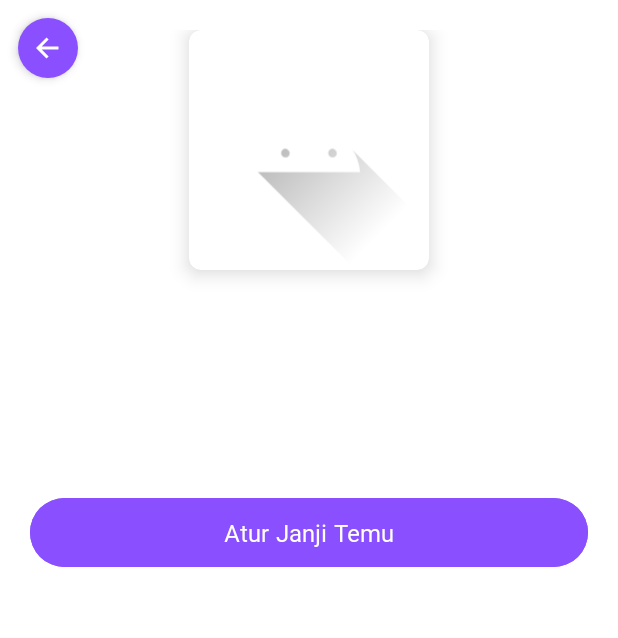
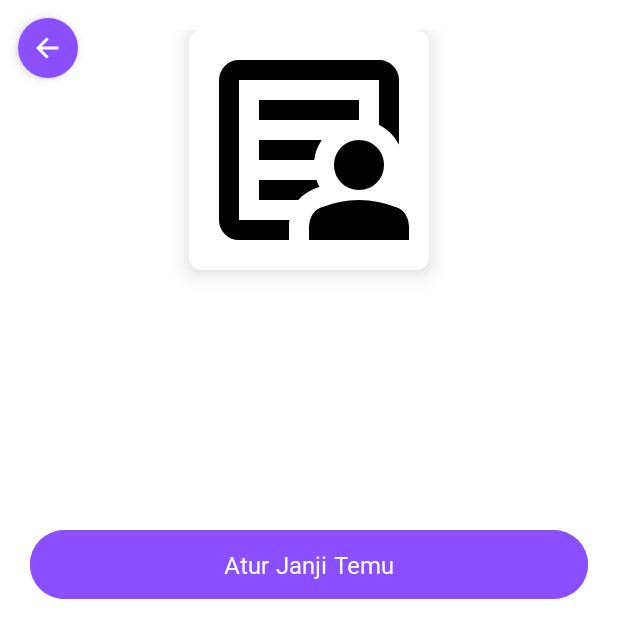
Before and after one commit to AmelyaSofia/MediConnect_AndroidStudio, an Android app: the DetailDokterActivity screen opened directly, with no data from a screen before it, on a phone screen of 412 x 824 dp. Shown: the top 638 px of the screen. Run offline under Robolectric (Android 15) with nearby library versions, the phone set to English and light mode, and no system bars; pictures from the network do not load.

```diff
--- a/app/src/main/java/com/example/mediconnect/DetailDokterActivity.java
+++ b/app/src/main/java/com/example/mediconnect/DetailDokterActivity.java
@@ -3,54 +3,71 @@ package com.example.mediconnect;
 import android.content.Intent;
 import android.os.Bundle;
 import android.widget.Button;
+import android.widget.ImageButton;
 import android.widget.ImageView;
 import android.widget.TextView;
-import android.widget.ImageButton;
-
 
 import androidx.appcompat.app.AppCompatActivity;
 
+import com.bumptech.glide.Glide;
+
 public class DetailDokterActivity extends AppCompatActivity {
 
-    public static final String EXTRA_NAMA = "extra_nama";
-    public static final String EXTRA_SPESIALIS = "extra_spesialis";
-    public static final String EXTRA_FOTO = "extra_foto";
-    public static final String EXTRA_DESKRIPSI = "extra_deskripsi";
+    public static final String EXTRA_NAMA = "nama";
+    public static final String EXTRA_SPESIALIS = "spesialis";
+    public static final String EXTRA_DESKRIPSI = "deskripsi";
+    public static final String EXTRA_FOTO = "foto";
+    public static final String EXTRA_JADWAL = "jadwal";
 
     private ImageView imgDokter;
-    private TextView tvNamaDokter, tvSpesialisDokter, tvDeskripsiDokter;
-    private Button btnBack, btnAturJanjiTemu;
+    private TextView tvNamaDokter, tvSpesialisDokter, tvDeskripsiDokter, tvJadwal;
+    private Button btnAturJanjiTemu;
+    private ImageButton btnBack;
 
     @Override
     protected void onCreate(Bundle savedInstanceState) {
         super.onCreate(savedInstanceState);
         setContentView(R.layout.activity_detail_dokter);
 
-        ImageButton btnBack = findViewById(R.id.btnBack);
+        // Init view
+        btnBack = findViewById(R.id.btnBack);
         btnAturJanjiTemu = findViewById(R.id.btnAturJanjiTemu);
         imgDokter = findViewById(R.id.imgDetailDokter);
         tvNamaDokter = findViewById(R.id.tvDetailNamaDokter);
         tvSpesialisDokter = findViewById(R.id.tvDetailSpesialis);
         tvDeskripsiDokter = findViewById(R.id.tvDetailDeskripsi);
+        tvJadwal = findViewById(R.id.tvDetailJadwal); // pastikan ada di XML
 
-        String nama = getIntent().getStringExtra(EXTRA_NAMA);
-        String spesialis = getIntent().getStringExtra(EXTRA_SPESIALIS);
-        int fotoResId = getIntent().getIntExtra(EXTRA_FOTO, R.drawable.ic_launcher_foreground);
-        String deskripsi = getIntent().getStringExtra(EXTRA_DESKRIPSI);
+        // Ambil data dari intent
+        Intent intent = getIntent();
+        String nama = intent.getStringExtra(EXTRA_NAMA);
+        String spesialis = intent.getStringExtra(EXTRA_SPESIALIS);
+        String deskripsi = intent.getStringExtra(EXTRA_DESKRIPSI);
+        String fotoUrl = intent.getStringExtra(EXTRA_FOTO);
+        String jadwal = intent.getStringExtra(EXTRA_JADWAL);
 
+        // Set data ke view
         tvNamaDokter.setText(nama);
         tvSpesialisDokter.setText(spesialis);
-        imgDokter.setImageResource(fotoResId);
         tvDeskripsiDokter.setText(deskripsi);
+        tvJadwal.setText(jadwal);
 
+        // Load foto dari API (URL)
+        Glide.with(this)
+                .load("http://10.0.2.2:8000/storage/" + fotoUrl)
+                .placeholder(R.drawable.ic_doctor)
+                .error(R.drawable.ic_doctor)
+                .into(imgDokter);
+
+        // Tombol back
         btnBack.setOnClickListener(v -> finish());
 
+        // Tombol atur janji temu
         btnAturJanjiTemu.setOnClickListener(v -> {
-            Intent intent = new Intent(DetailDokterActivity.this, JanjiTemuActivity.class);
-            intent.putExtra("nama_dokter", nama);
-            intent.putExtra("spesialis", spesialis);
-            intent.putExtra("foto", fotoResId);
-            startActivity(intent);
+            Intent i = new Intent(DetailDokterActivity.this, JanjiTemuActivity.class);
+            i.putExtra("nama_dokter", nama);
+            i.putExtra("spesialis", spesialis);
+            startActivity(i);
         });
     }
 }
--- a/app/src/main/java/com/example/mediconnect/network/ApiService.java
+++ b/app/src/main/java/com/example/mediconnect/network/ApiService.java
@@ -1,5 +1,6 @@
 package com.example.mediconnect.network;
 
+import com.example.mediconnect.model.DokterResponse;
 import com.example.mediconnect.model.LoginResponse;
 import com.example.mediconnect.model.UpdateUserResponse;
 import com.example.mediconnect.model.UserModel;
@@ -45,4 +46,9 @@ public interface ApiService {
 
     @GET("/api/users")
     Call<UsersResponse> getAllUsers(@Header("Authorization") String token);
+
+    @GET("/api/doctors")
+    Call<DokterResponse> getAllDoctors(
+            @Header("Authorization") String token
+    );
 }
--- a/app/src/main/res/layout/activity_detail_dokter.xml
+++ b/app/src/main/res/layout/activity_detail_dokter.xml
@@ -37,7 +37,7 @@
                 android:layout_height="wrap_content"
                 android:orientation="vertical"
                 android:gravity="center"
-                android:layout_marginBottom="16dp">
+                android:layout_marginBottom="12dp">
 
                 <TextView
                     android:id="@+id/tvDetailNamaDokter"
@@ -48,7 +48,6 @@
                     android:textStyle="bold"
                     android:fontFamily="@font/montserrat_bold"
                     android:textColor="#2E2E2E"
-                    android:layout_marginBottom="4dp"
                     android:gravity="center" />
 
                 <TextView
@@ -62,6 +61,18 @@
                     android:gravity="center" />
             </LinearLayout>
 
+            <!-- ✅ JADWAL DOKTER -->
+            <TextView
+                android:id="@+id/tvDetailJadwal"
+                android:layout_width="wrap_content"
+                android:layout_height="wrap_content"
+                android:text="Jadwal Praktik"
+                android:textSize="15sp"
+                android:fontFamily="@font/montserrat_medium"
+                android:textColor="#666666"
+                android:layout_marginBottom="12dp"
+                android:gravity="center" />
+
             <TextView
                 android:id="@+id/tvDetailDeskripsi"
                 android:layout_width="match_parent"
@@ -70,7 +81,7 @@
                 android:textColor="#333333"
                 android:textSize="16sp"
                 android:fontFamily="@font/montserrat_regular"
-                android:layout_marginTop="12dp"
+                android:layout_marginTop="8dp"
                 android:lineSpacingExtra="4dp"
                 android:gravity="start" />
 
@@ -85,8 +96,7 @@
                 android:backgroundTint="@color/primary_purple"
                 android:layout_marginTop="24dp"
                 android:padding="12dp"
-                android:elevation="6dp"
-                android:layout_gravity="center_horizontal" />
+                android:elevation="6dp" />
 
         </LinearLayout>
     </ScrollView>
@@ -104,5 +114,4 @@
         app:tint="@color/white"
         android:elevation="4dp" />
 
-
 </FrameLayout>
```
Also changed, not shown: app/build.gradle.kts (+11 -1 lines), app/src/main/java/com/example/mediconnect/adapter/DokterAdapter.java (+17 -7 lines), app/src/main/java/com/example/mediconnect/fragment/DokterFragment.java (+81 -76 lines), app/src/main/java/com/example/mediconnect/model/DokterModel.java (+51 -13 lines), app/src/main/java/com/example/mediconnect/model/DokterResponse.java (added, +17 -0 lines), app/src/main/java/com/example/mediconnect/network/VolleySingleton.java (added, +33 -0 lines).
